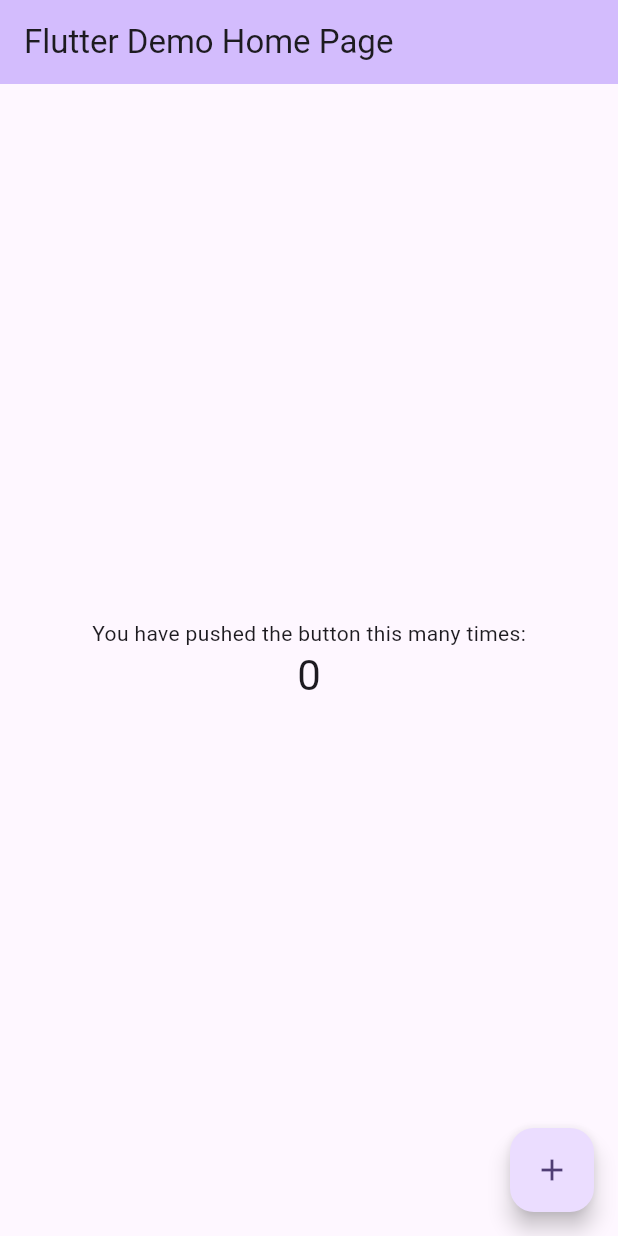
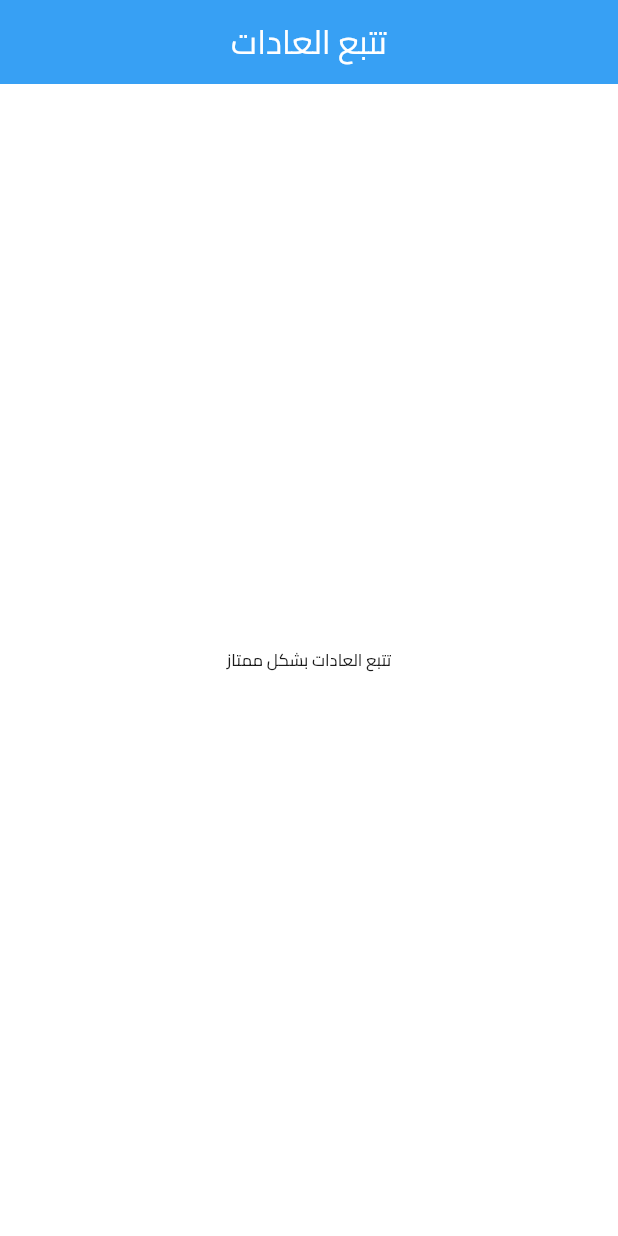
Before and after one commit to alikadhimdev/habit_tracker, a Flutter app: the screen it shows after launch, on a phone screen of 412 x 824 dp. Run offline on Flutter 3.47's test engine with Material 3 defaults, Android fonts, the phone set to English and light mode, and no system bars.

Commit message:
add cairo font and make localizations to make the app support arabic language and rtl direction

```diff
--- a/lib/main.dart
+++ b/lib/main.dart
@@ -1,4 +1,5 @@
 import 'package:flutter/material.dart';
+import 'package:flutter_localizations/flutter_localizations.dart';
 
 void main() {
   runApp(const MyApp());
@@ -11,112 +12,55 @@ class MyApp extends StatelessWidget {
   @override
   Widget build(BuildContext context) {
     return MaterialApp(
-      title: 'Flutter Demo',
+      title: 'عاداتي',
+      locale: const Locale("ar", "SA"),
+      supportedLocales: const [Locale("ar", "SA"), Locale("en", "US")],
+      localizationsDelegates: const [
+        GlobalMaterialLocalizations.delegate,
+        GlobalWidgetsLocalizations.delegate,
+        GlobalCupertinoLocalizations.delegate,
+      ],
+
       theme: ThemeData(
-        // This is the theme of your application.
-        //
-        // TRY THIS: Try running your application with "flutter run". You'll see
-        // the application has a purple toolbar. Then, without quitting the app,
-        // try changing the seedColor in the colorScheme below to Colors.green
-        // and then invoke "hot reload" (save your changes or press the "hot
-        // reload" button in a Flutter-supported IDE, or press "r" if you used
-        // the command line to start the app).
-        //
-        // Notice that the counter didn't reset back to zero; the application
-        // state is not lost during the reload. To reset the state, use hot
-        // restart instead.
-        //
-        // This works for code too, not just values: Most code changes can be
-        // tested with just a hot reload.
-        colorScheme: ColorScheme.fromSeed(seedColor: Colors.deepPurple),
+        colorScheme: const ColorScheme(
+          brightness: Brightness.light,
+          primary: Color(0xFF1E88E5), // أزرق أساسي
+          onPrimary: Colors.white, // نص فوق الأزرق
+          secondary: Color(0xFFFF7043), // برتقالي دافئ
+          onSecondary: Colors.white,
+          surface: Colors.white, // خلفيات رئيسية وبطاقات
+          surfaceTint: Color(0xFFF7F9FC), // لمسة خفيفة للخلفية الفاتحة
+          onSurface: Color(0xFF1A1A1A), // نصوص داكنة
+          error: Color(0xFFD32F2F), // لون الخطأ
+          onError: Colors.white,
+        ),
+
+        fontFamily: "Cairo",
+        appBarTheme: AppBarTheme(
+          color: Colors.blue,
+          foregroundColor: Colors.white,
+          elevation: 5,
+          centerTitle: true,
+        ),
       ),
-      home: const MyHomePage(title: 'Flutter Demo Home Page'),
+      home: const MyHomePage(),
     );
   }
 }
 
-class MyHomePage extends StatefulWidget {
-  const MyHomePage({super.key, required this.title});
-
-  // This widget is the home page of your application. It is stateful, meaning
-  // that it has a State object (defined below) that contains fields that affect
-  // how it looks.
-
-  // This class is the configuration for the state. It holds the values (in this
-  // case the title) provided by the parent (in this case the App widget) and
-  // used by the build method of the State. Fields in a Widget subclass are
-  // always marked "final".
-
-  final String title;
-
-  @override
-  State<MyHomePage> createState() => _MyHomePageState();
-}
-
-class _MyHomePageState extends State<MyHomePage> {
-  int _counter = 0;
-
-  void _incrementCounter() {
-    setState(() {
-      // This call to setState tells the Flutter framework that something has
-      // changed in this State, which causes it to rerun the build method below
-      // so that the display can reflect the updated values. If we changed
-      // _counter without calling setState(), then the build method would not be
-      // called again, and so nothing would appear to happen.
-      _counter++;
-    });
-  }
+class MyHomePage extends StatelessWidget {
+  const MyHomePage({super.key});
 
   @override
   Widget build(BuildContext context) {
-    // This method is rerun every time setState is called, for instance as done
-    // by the _incrementCounter method above.
-    //
-    // The Flutter framework has been optimized to make rerunning build methods
-    // fast, so that you can just rebuild anything that needs updating rather
-    // than having to individually change instances of widgets.
     return Scaffold(
-      appBar: AppBar(
-        // TRY THIS: Try changing the color here to a specific color (to
-        // Colors.amber, perhaps?) and trigger a hot reload to see the AppBar
-        // change color while the other colors stay the same.
-        backgroundColor: Theme.of(context).colorScheme.inversePrimary,
-        // Here we take the value from the MyHomePage object that was created by
-        // the App.build method, and use it to set our appbar title.
-        title: Text(widget.title),
-      ),
+      appBar: AppBar(title: Text("تتبع العادات")),
       body: Center(
-        // Center is a layout widget. It takes a single child and positions it
-        // in the middle of the parent.
-        child: Column(
-          // Column is also a layout widget. It takes a list of children and
-          // arranges them vertically. By default, it sizes itself to fit its
-          // children horizontally, and tries to be as tall as its parent.
-          //
-          // Column has various properties to control how it sizes itself and
-          // how it positions its children. Here we use mainAxisAlignment to
-          // center the children vertically; the main axis here is the vertical
-          // axis because Columns are vertical (the cross axis would be
-          // horizontal).
-          //
-          // TRY THIS: Invoke "debug painting" (choose the "Toggle Debug Paint"
-          // action in the IDE, or press "p" in the console), to see the
-          // wireframe for each widget.
-          mainAxisAlignment: MainAxisAlignment.center,
-          children: <Widget>[
-            const Text('You have pushed the button this many times:'),
-            Text(
-              '$_counter',
-              style: Theme.of(context).textTheme.headlineMedium,
-            ),
-          ],
+        child: Text(
+          "تتبع العادات بشكل ممتاز",
+          style: Theme.of(context).textTheme.labelSmall,
         ),
       ),
-      floatingActionButton: FloatingActionButton(
-        onPressed: _incrementCounter,
-        tooltip: 'Increment',
-        child: const Icon(Icons.add),
-      ), // This trailing comma makes auto-formatting nicer for build methods.
     );
   }
 }
```
Also changed, not shown: pubspec.yaml (+9 -7 lines), fonts/Cairo-Bold.ttf (added), fonts/Cairo-Medium.ttf (added), fonts/Cairo-Regular.ttf (added), pubspec.lock.
